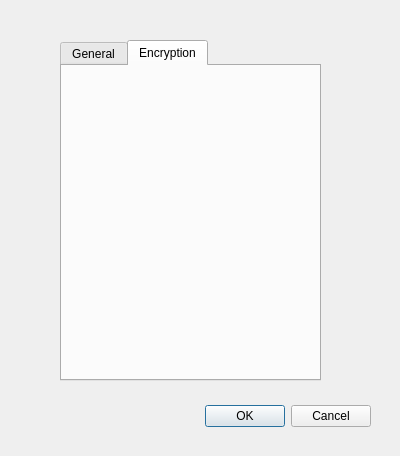
First picture: the form in scribo/preference.ui, repository 1cy1c3/scribo, before the edit.
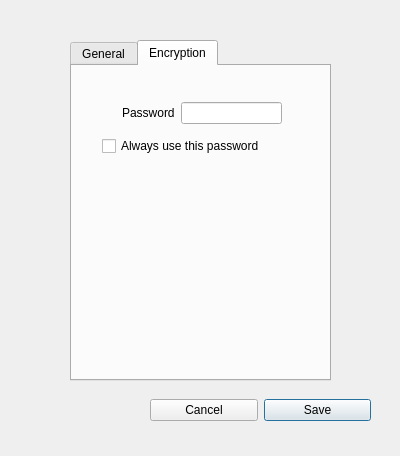
Second picture: the form after the edit. The open tabs and pages were chosen to show the change.

```diff
--- a/scribo/preference.ui
+++ b/scribo/preference.ui
@@ -13,26 +13,10 @@
   <property name="windowTitle">
    <string>Dialog</string>
   </property>
-  <widget class="QDialogButtonBox" name="buttonBox">
-   <property name="geometry">
-    <rect>
-     <x>30</x>
-     <y>400</y>
-     <width>341</width>
-     <height>32</height>
-    </rect>
-   </property>
-   <property name="orientation">
-    <enum>Qt::Horizontal</enum>
-   </property>
-   <property name="standardButtons">
-    <set>QDialogButtonBox::Cancel|QDialogButtonBox::Ok</set>
-   </property>
-  </widget>
   <widget class="QTabWidget" name="tabWidget_preference">
    <property name="geometry">
     <rect>
-     <x>60</x>
+     <x>70</x>
      <y>40</y>
      <width>261</width>
      <height>341</height>
@@ -154,8 +138,82 @@
     <attribute name="title">
      <string>Encryption</string>
     </attribute>
+    <widget class="QWidget" name="gridLayoutWidget_3">
+     <property name="geometry">
+      <rect>
+       <x>50</x>
+       <y>20</y>
+       <width>160</width>
+       <height>54</height>
+      </rect>
+     </property>
+     <layout class="QGridLayout" name="gridLayout_3">
+      <item row="0" column="0">
+       <widget class="QLabel" name="label_preference_password">
+        <property name="text">
+         <string>Password</string>
+        </property>
+       </widget>
+      </item>
+      <item row="0" column="1">
+       <widget class="QLineEdit" name="lineEdit_preference_password">
+        <property name="echoMode">
+         <enum>QLineEdit::Password</enum>
+        </property>
+       </widget>
+      </item>
+     </layout>
+    </widget>
+    <widget class="QCheckBox" name="checkBox_preference_password">
+     <property name="geometry">
+      <rect>
+       <x>30</x>
+       <y>70</y>
+       <width>181</width>
+       <height>20</height>
+      </rect>
+     </property>
+     <property name="text">
+      <string>Always use this password</string>
+     </property>
+    </widget>
    </widget>
   </widget>
+  <widget class="QWidget" name="horizontalLayoutWidget">
+   <property name="geometry">
+    <rect>
+     <x>150</x>
+     <y>390</y>
+     <width>221</width>
+     <height>41</height>
+    </rect>
+   </property>
+   <layout class="QHBoxLayout" name="horizontalLayout">
+    <item>
+     <widget class="QPushButton" name="pushButton_preference_cancel">
+      <property name="text">
+       <string>Cancel</string>
+      </property>
+      <property name="autoDefault">
+       <bool>false</bool>
+      </property>
+     </widget>
+    </item>
+    <item>
+     <widget class="QPushButton" name="pushButton_preference_save">
+      <property name="text">
+       <string>Save</string>
+      </property>
+      <property name="autoDefault">
+       <bool>true</bool>
+      </property>
+      <property name="default">
+       <bool>false</bool>
+      </property>
+     </widget>
+    </item>
+   </layout>
+  </widget>
  </widget>
  <resources/>
  <connections>
```
Left out of the diff: 87 changed lines with no effect on the pictures.
